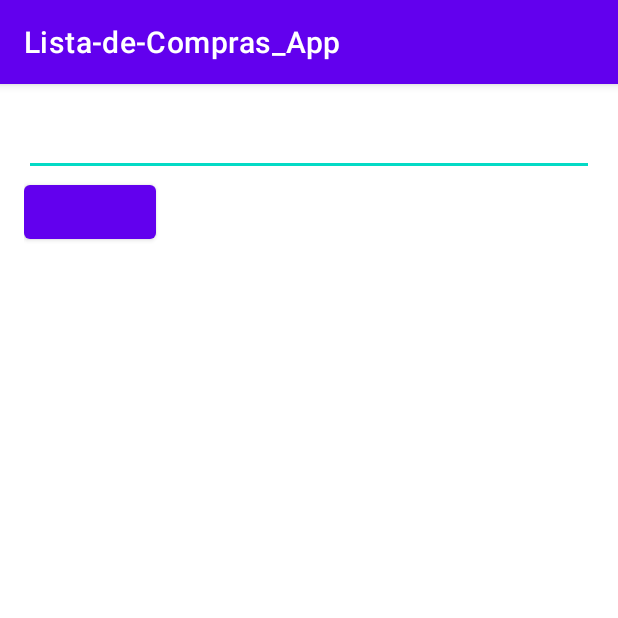
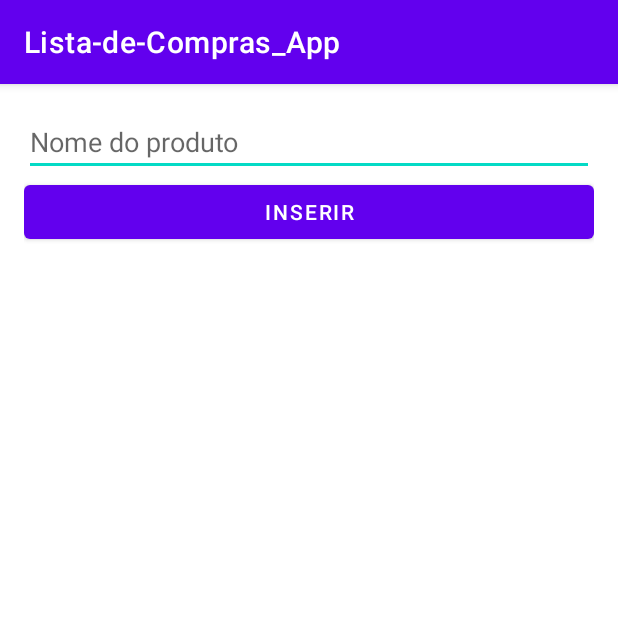
Before and after one commit to Iago-America/KotlinExercises, an Android app: the screen it shows after launch (MainActivity), on a phone screen of 412 x 824 dp, the top half of it. Run offline under Robolectric (Android 15) with nearby library versions, the phone set to English and light mode, and no system bars.

Commit message:
Add id
Identificação das views

```diff
--- a/ListadeCompras_App/app/src/main/res/layout/activity_main.xml
+++ b/ListadeCompras_App/app/src/main/res/layout/activity_main.xml
@@ -9,15 +9,19 @@
     tools:context=".MainActivity">
 
     <EditText
+        android:id="@+id/txt_produto"
         android:layout_width="match_parent"
-        android:layout_height="wrap_content" />
+        android:layout_height="wrap_content"
+        android:hint="Nome do produto" />
 
     <Button
-        android:layout_width="wrap_content"
-        android:layout_height="wrap_content" />
+        android:id="@+id/btn_inserir"
+        android:layout_width="match_parent"
+        android:layout_height="wrap_content"
+        android:text="Inserir" />
 
     <ListView
-        android:id="@+id/list_view"
+        android:id="@+id/list_view_produtos"
         android:layout_width="wrap_content"
         android:layout_height="wrap_content" />
 
```
